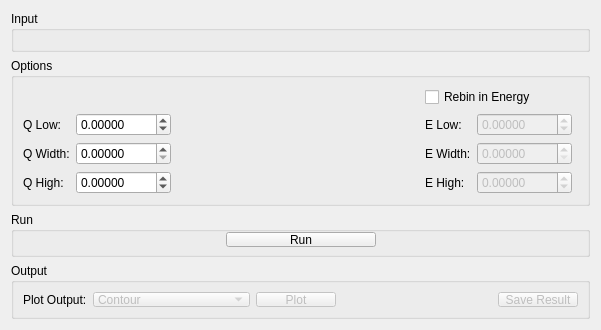
The window that qt/scientific_interfaces/Indirect/IndirectSqw.ui (mantidproject/mantid) describes before a commit, drawn with Qt 5.
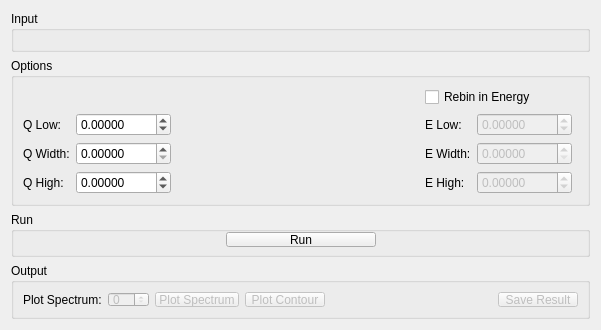
The same window after the commit. Custom widgets are drawn as their Qt base class.

Commit message: Refs #23831. Add Plot spectrum and contour options

```diff
--- a/qt/scientific_interfaces/Indirect/IndirectSqw.ui
+++ b/qt/scientific_interfaces/Indirect/IndirectSqw.ui
@@ -7,7 +7,7 @@
     <x>0</x>
     <y>0</y>
     <width>601</width>
-    <height>268</height>
+    <height>303</height>
    </rect>
   </property>
   <property name="minimumSize">
@@ -442,37 +442,25 @@
       <item>
        <widget class="QLabel" name="lbPlotOutput">
         <property name="text">
-         <string>Plot Output:</string>
+         <string>Plot Spectrum:</string>
         </property>
        </widget>
       </item>
       <item>
-       <widget class="QComboBox" name="cbPlotType">
+       <widget class="QSpinBox" name="spSpectrum">
         <property name="enabled">
          <bool>false</bool>
         </property>
-        <property name="sizePolicy">
-         <sizepolicy hsizetype="MinimumExpanding" vsizetype="Fixed">
-          <horstretch>0</horstretch>
-          <verstretch>0</verstretch>
-         </sizepolicy>
+       </widget>
+      </item>
+      <item>
+       <widget class="QPushButton" name="pbPlotSpectrum">
+        <property name="enabled">
+         <bool>false</bool>
         </property>
-        <property name="minimumSize">
-         <size>
-          <width>150</width>
-          <height>0</height>
-         </size>
+        <property name="text">
+         <string>Plot Spectrum</string>
         </property>
-        <item>
-         <property name="text">
-          <string>Contour</string>
-         </property>
-        </item>
-        <item>
-         <property name="text">
-          <string>Spectra</string>
-         </property>
-        </item>
        </widget>
       </item>
       <item>
@@ -481,7 +469,7 @@
          <bool>false</bool>
         </property>
         <property name="text">
-         <string>Plot</string>
+         <string>Plot Contour</string>
         </property>
        </widget>
       </item>
```
Left out of the diff: 3 changed lines with no effect on the pictures. The commit also changes 2 other files.
